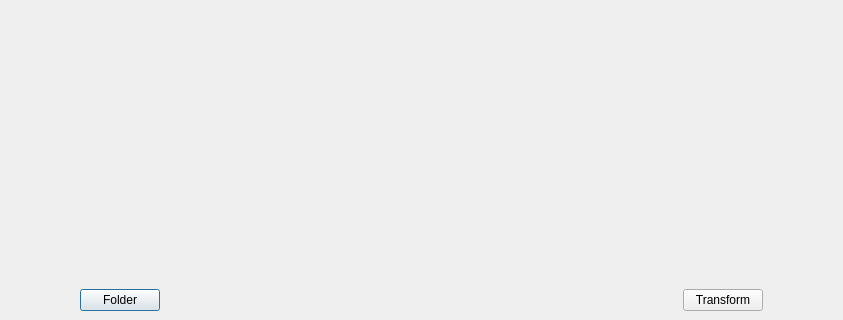
Before: the Qt Designer form FiltOption/FreqFilt/src/FreqFilt/freqfilt.ui in Rodelph/Image-Processing-Utility, drawn with Qt 5; both pictures show x 199 to 1042 and y 400 to 720 of the 1366 by 720 pixel window.
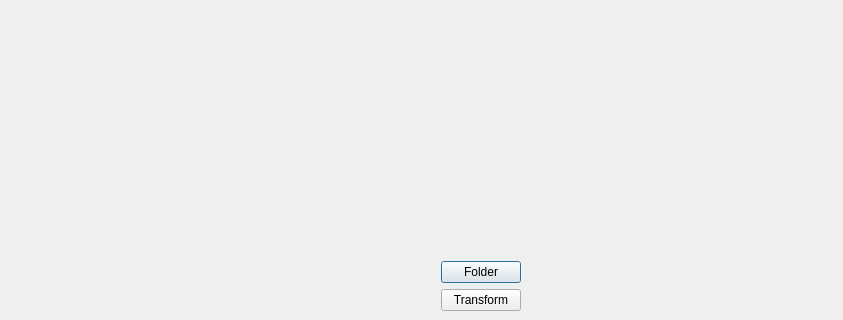
After: the same form once the commit is applied.

Diff of the .ui file:
```diff
--- a/FiltOption/FreqFilt/src/FreqFilt/freqfilt.ui
+++ b/FiltOption/FreqFilt/src/FreqFilt/freqfilt.ui
@@ -35,9 +35,9 @@
    <property name="geometry">
     <rect>
      <x>20</x>
-     <y>90</y>
-     <width>1201</width>
-     <height>621</height>
+     <y>100</y>
+     <width>1321</width>
+     <height>611</height>
     </rect>
    </property>
    <layout class="QHBoxLayout" name="horizontalLayout">
@@ -48,23 +48,15 @@
         <property name="text">
          <string/>
         </property>
+        <property name="alignment">
+         <set>Qt::AlignCenter</set>
+        </property>
        </widget>
       </item>
       <item alignment="Qt::AlignHCenter">
        <widget class="QPushButton" name="foldBtn">
         <property name="text">
          <string>Folder</string>
-        </property>
-       </widget>
-      </item>
-     </layout>
-    </item>
-    <item>
-     <layout class="QVBoxLayout" name="verticalLayout_2">
-      <item>
-       <widget class="QLabel" name="imageTransLbl">
-        <property name="text">
-         <string/>
         </property>
        </widget>
       </item>
```
